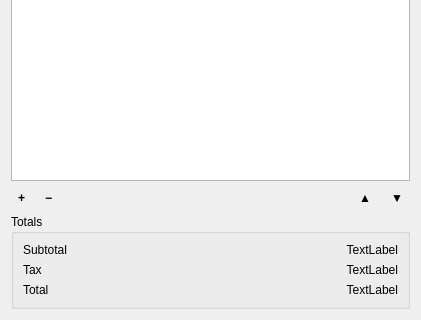
Before: the Qt Designer form app/gui/designer/document_column.ui in kuryletso/Plater, drawn with Qt 5; both pictures show x 0 to 421 and y 525 to 845 of the 421 by 845 pixel window.
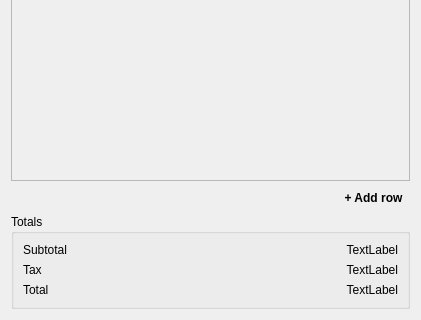
After: the same form once the commit is applied.

Commit message: Reworked Invoice lines if Document column in UI.

```diff
--- a/app/gui/designer/document_column.ui
+++ b/app/gui/designer/document_column.ui
@@ -13,7 +13,7 @@
   <property name="windowTitle">
    <string>Form</string>
   </property>
-  <layout class="QVBoxLayout" name="verticalLayout" stretch="0,0,1,0,0">
+  <layout class="QVBoxLayout" name="verticalLayout">
    <item>
     <layout class="QFormLayout" name="formLayout">
      <item row="0" column="0">
@@ -53,53 +53,27 @@
     </widget>
    </item>
    <item>
-    <widget class="QTableView" name="lines_table">
-     <property name="selectionMode">
-      <enum>QAbstractItemView::SelectionMode::SingleSelection</enum>
+    <widget class="QScrollArea" name="lines_scroll">
+     <property name="horizontalScrollBarPolicy">
+      <enum>Qt::ScrollBarPolicy::ScrollBarAlwaysOff</enum>
      </property>
-     <property name="selectionBehavior">
-      <enum>QAbstractItemView::SelectionBehavior::SelectRows</enum>
+     <property name="widgetResizable">
+      <bool>true</bool>
      </property>
+     <widget class="QWidget" name="scrollAreaWidgetContents">
+      <property name="geometry">
+       <rect>
+        <x>0</x>
+        <y>0</y>
+        <width>399</width>
+        <height>603</height>
+       </rect>
+      </property>
+     </widget>
     </widget>
    </item>
    <item>
     <layout class="QHBoxLayout" name="horizontalLayout">
-     <item>
-      <widget class="QToolButton" name="add_button">
-       <property name="font">
-        <font>
-         <bold>true</bold>
-        </font>
-       </property>
-       <property name="toolTip">
-        <string>Add new line below</string>
-       </property>
-       <property name="text">
-        <string>+</string>
-       </property>
-       <property name="autoRaise">
-        <bool>true</bool>
-       </property>
-      </widget>
-     </item>
-     <item>
-      <widget class="QToolButton" name="remove_button">
-       <property name="font">
-        <font>
-         <bold>true</bold>
-        </font>
-       </property>
-       <property name="toolTip">
-        <string>Remove line</string>
-       </property>
-       <property name="text">
-        <string>−</string>
-       </property>
-       <property name="autoRaise">
-        <bool>true</bool>
-       </property>
-      </widget>
-     </item>
      <item>
       <spacer name="horizontalSpacer">
        <property name="orientation">
@@ -114,35 +88,17 @@
       </spacer>
      </item>
      <item>
-      <widget class="QToolButton" name="up_button">
+      <widget class="QToolButton" name="add_button">
        <property name="font">
         <font>
          <bold>true</bold>
         </font>
        </property>
        <property name="toolTip">
-        <string>Move line up</string>
+        <string>Add new line below</string>
        </property>
        <property name="text">
-        <string>▲</string>
-       </property>
-       <property name="autoRaise">
-        <bool>true</bool>
-       </property>
-      </widget>
-     </item>
-     <item>
-      <widget class="QToolButton" name="down_button">
-       <property name="font">
-        <font>
-         <bold>true</bold>
-        </font>
-       </property>
-       <property name="toolTip">
-        <string>Move line down</string>
-       </property>
-       <property name="text">
-        <string>▼</string>
+        <string>+ Add row</string>
        </property>
        <property name="autoRaise">
         <bool>true</bool>
```
The commit also changes 7 other files.
